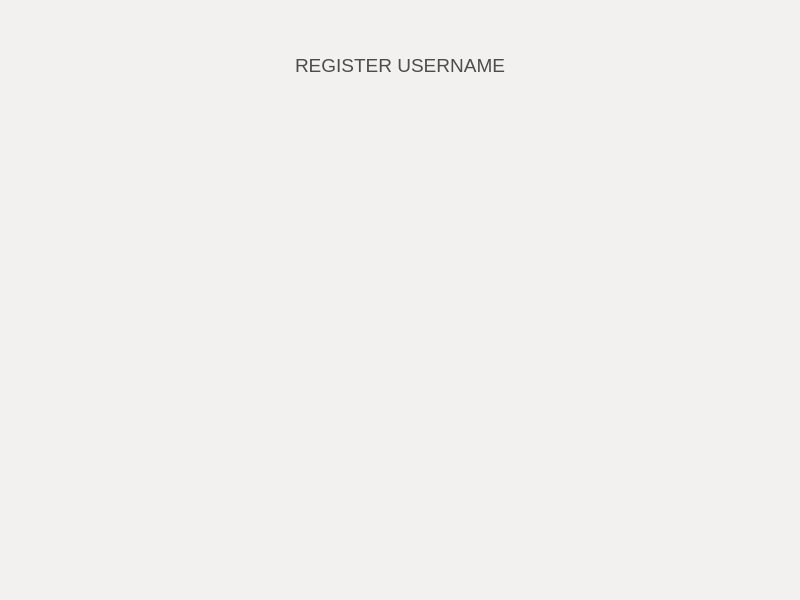
Before: the Qt Designer form src/qt/forms/ChatWindow.ui in pakage/navajocoin, drawn with Qt 5.
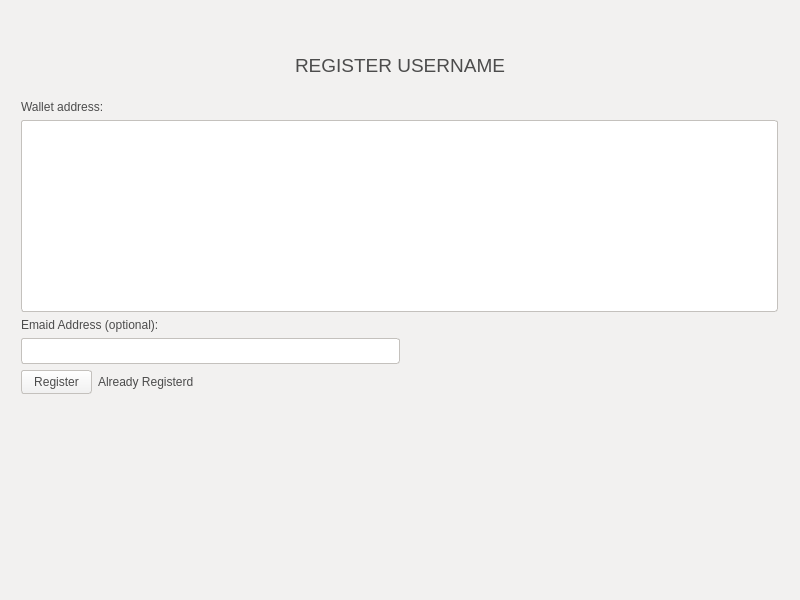
After: the same form once the commit is applied. Icons and pictures are not drawn.

Commit message: register page layed up

Diff of the .ui file:
```diff
--- a/src/qt/forms/ChatWindow.ui
+++ b/src/qt/forms/ChatWindow.ui
@@ -712,7 +712,147 @@
              </layout>
             </item>
             <item>
-             <spacer name="verticalSpacer_3">
+             <layout class="QHBoxLayout" name="horizontalLayout_3">
+              <property name="leftMargin">
+               <number>6</number>
+              </property>
+              <property name="topMargin">
+               <number>6</number>
+              </property>
+              <property name="rightMargin">
+               <number>6</number>
+              </property>
+              <property name="bottomMargin">
+               <number>6</number>
+              </property>
+              <item>
+               <widget class="QFrame" name="gridFrame">
+                <property name="styleSheet">
+                 <string notr="true">background: none;
+background-color: #F2F1F0;
+border-radius: 3px;
+color: #4C4C4C;</string>
+                </property>
+                <layout class="QGridLayout" name="gridLayout_2">
+                 <property name="leftMargin">
+                  <number>6</number>
+                 </property>
+                 <property name="topMargin">
+                  <number>6</number>
+                 </property>
+                 <property name="rightMargin">
+                  <number>6</number>
+                 </property>
+                 <property name="bottomMargin">
+                  <number>6</number>
+                 </property>
+                 <item row="2" column="0">
+                  <widget class="QLabel" name="label_2">
+                   <property name="text">
+                    <string>Emaid Address (optional):</string>
+                   </property>
+                  </widget>
+                 </item>
+                 <item row="4" column="0">
+                  <layout class="QHBoxLayout" name="horizontalLayout_8">
+                   <item>
+                    <widget class="QLineEdit" name="lineEdit">
+                     <property name="styleSheet">
+                      <string notr="true">background-color: rgb(255,255,255);
+border-radius:3px;
+border: 1px solid #C4C1BD;
+color: #4C4C4C;
+padding: 4px;
+color: #4C4C4C;</string>
+                     </property>
+                    </widget>
+                   </item>
+                   <item>
+                    <spacer name="horizontalSpacer">
+                     <property name="orientation">
+                      <enum>Qt::Horizontal</enum>
+                     </property>
+                     <property name="sizeHint" stdset="0">
+                      <size>
+                       <width>40</width>
+                       <height>20</height>
+                      </size>
+                     </property>
+                    </spacer>
+                   </item>
+                  </layout>
+                 </item>
+                 <item row="1" column="0">
+                  <widget class="QListView" name="addressListView">
+                   <property name="styleSheet">
+                    <string notr="true">background-color: rgb(255,255,255);
+border-radius:3px;
+border: 1px solid #C4C1BD;
+color: #4C4C4C;
+padding: 4px;
+color: #4C4C4C;</string>
+                   </property>
+                  </widget>
+                 </item>
+                 <item row="0" column="0">
+                  <widget class="QLabel" name="label">
+                   <property name="text">
+                    <string>Wallet address:</string>
+                   </property>
+                  </widget>
+                 </item>
+                 <item row="5" column="0">
+                  <layout class="QHBoxLayout" name="horizontalLayout_9">
+                   <item>
+                    <widget class="QPushButton" name="pushButton">
+                     <property name="sizePolicy">
+                      <sizepolicy hsizetype="Preferred" vsizetype="Fixed">
+                       <horstretch>0</horstretch>
+                       <verstretch>0</verstretch>
+                      </sizepolicy>
+                     </property>
+                     <property name="styleSheet">
+                      <string notr="true">background: none;
+background-color: qlineargradient(spread:pad, x1:0, y1:1, x2:0, y2:0, stop:0 rgb(240,240,240), stop:1 rgb(255, 255, 255));
+border-radius:3px;
+border: 1px solid #C4C1BD;
+color: #4C4C4C;
+padding: 4px 12px;</string>
+                     </property>
+                     <property name="text">
+                      <string>Register</string>
+                     </property>
+                    </widget>
+                   </item>
+                   <item>
+                    <widget class="QLabel" name="registerError">
+                     <property name="text">
+                      <string>Already Registerd</string>
+                     </property>
+                    </widget>
+                   </item>
+                   <item>
+                    <spacer name="horizontalSpacer_2">
+                     <property name="orientation">
+                      <enum>Qt::Horizontal</enum>
+                     </property>
+                     <property name="sizeHint" stdset="0">
+                      <size>
+                       <width>40</width>
+                       <height>20</height>
+                      </size>
+                     </property>
+                    </spacer>
+                   </item>
+                  </layout>
+                 </item>
+                </layout>
+               </widget>
+              </item>
+             </layout>
+            </item>
+            <item>
+             <spacer name="verticalSpacer">
               <property name="orientation">
                <enum>Qt::Vertical</enum>
               </property>
```
The commit also changes 1 other file.
